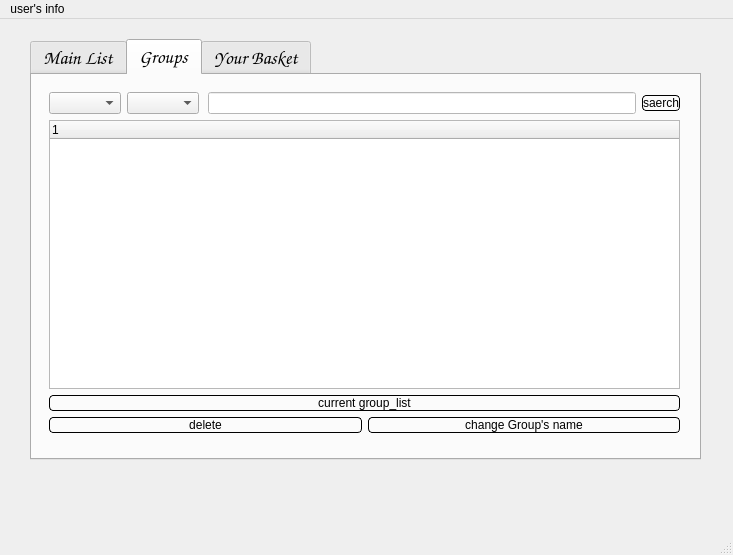
This is Store/main_page.ui in Mitraaaaa/Store as Qt 5 draws it before an edit. The edited form follows.
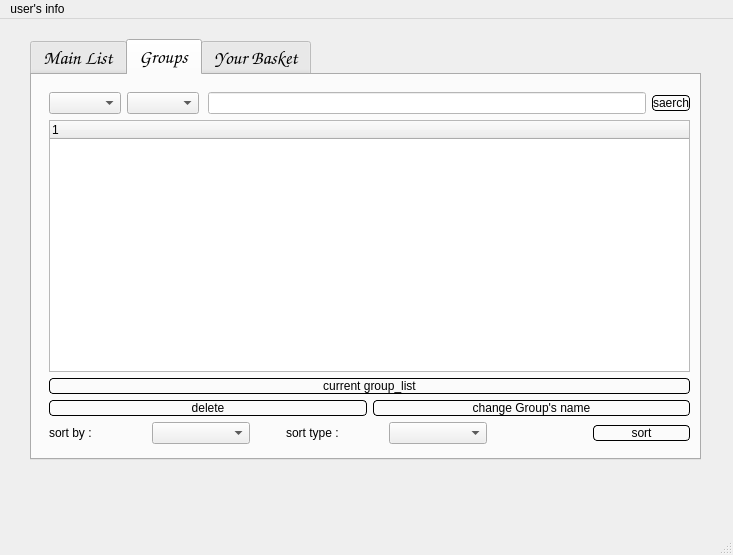
This is the edited form. The open tabs and pages were chosen to show the change. Icons and pictures are not drawn.

Commit message: combobox views for sort

What changed in the file:
```diff
--- a/Store/main_page.ui
+++ b/Store/main_page.ui
@@ -318,8 +318,8 @@
        <rect>
         <x>17</x>
         <y>17</y>
-        <width>631</width>
-        <height>341</height>
+        <width>641</width>
+        <height>352</height>
        </rect>
       </property>
       <layout class="QVBoxLayout" name="verticalLayout_2">
@@ -409,6 +409,69 @@
          </item>
         </layout>
        </item>
+       <item>
+        <layout class="QHBoxLayout" name="horizontalLayout_9">
+         <item>
+          <widget class="QLabel" name="label_4">
+           <property name="text">
+            <string>sort by :</string>
+           </property>
+          </widget>
+         </item>
+         <item>
+          <widget class="QComboBox" name="combo_groups_sortby"/>
+         </item>
+         <item>
+          <spacer name="horizontalSpacer_9">
+           <property name="orientation">
+            <enum>Qt::Horizontal</enum>
+           </property>
+           <property name="sizeType">
+            <enum>QSizePolicy::Fixed</enum>
+           </property>
+           <property name="sizeHint" stdset="0">
+            <size>
+             <width>30</width>
+             <height>20</height>
+            </size>
+           </property>
+          </spacer>
+         </item>
+         <item>
+          <widget class="QLabel" name="label_7">
+           <property name="text">
+            <string>sort type :</string>
+           </property>
+          </widget>
+         </item>
+         <item>
+          <widget class="QComboBox" name="combo_groups_sorttype"/>
+         </item>
+         <item>
+          <spacer name="horizontalSpacer_6">
+           <property name="orientation">
+            <enum>Qt::Horizontal</enum>
+           </property>
+           <property name="sizeType">
+            <enum>QSizePolicy::Fixed</enum>
+           </property>
+           <property name="sizeHint" stdset="0">
+            <size>
+             <width>100</width>
+             <height>20</height>
+            </size>
+           </property>
+          </spacer>
+         </item>
+         <item>
+          <widget class="QPushButton" name="sort_groups_button">
+           <property name="text">
+            <string>sort</string>
+           </property>
+          </widget>
+         </item>
+        </layout>
+       </item>
       </layout>
      </widget>
     </widget>
```
Left out of the diff: 109 changed lines with no effect on the pictures. The commit also changes 4 other files.
